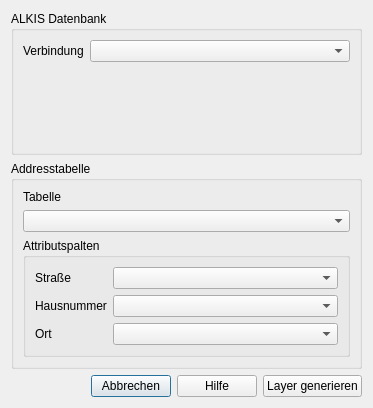
This is alkis_geocoder/alkis_geocoder_dialog_base.ui in gbd-consult/alkis-geocoder as Qt 5 draws it before an edit. The edited form follows.
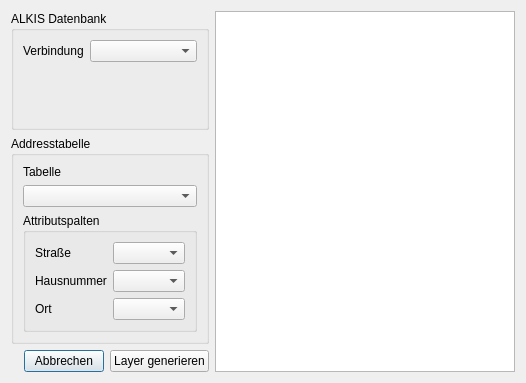
This is the edited form. Custom widgets are drawn as their Qt base class.

Commit message: add dummy help

```diff
--- a/alkis_geocoder/alkis_geocoder_dialog_base.ui
+++ b/alkis_geocoder/alkis_geocoder_dialog_base.ui
@@ -6,13 +6,15 @@
    <rect>
     <x>0</x>
     <y>0</y>
-    <width>373</width>
-    <height>408</height>
+    <width>518</width>
+    <height>383</height>
    </rect>
   </property>
   <property name="windowTitle">
    <string>ALKIS Geocoder</string>
   </property>
+  <layout class="QHBoxLayout" name="horizontalLayout_2">
+   <item>
   <layout class="QVBoxLayout" name="verticalLayout_2">
    <item>
     <widget class="QGroupBox" name="groupBox">
@@ -113,13 +115,6 @@
        </property>
       </widget>
      </item>
-     <item>
-      <widget class="QPushButton" name="helpButton">
-       <property name="text">
-        <string>Hilfe</string>
-       </property>
-      </widget>
-     </item>
      <item>
       <widget class="QPushButton" name="generateLayerButton">
        <property name="text">
@@ -128,6 +123,18 @@
       </widget>
      </item>
     </layout>
+     </item>
+    </layout>
+   </item>
+   <item>
+    <widget class="QTextBrowser" name="textBrowser">
+     <property name="minimumSize">
+      <size>
+       <width>300</width>
+       <height>0</height>
+      </size>
+     </property>
+    </widget>
    </item>
   </layout>
  </widget>
```
Lines whose indentation alone changed are shown as unchanged. The commit also changes 5 other files.
